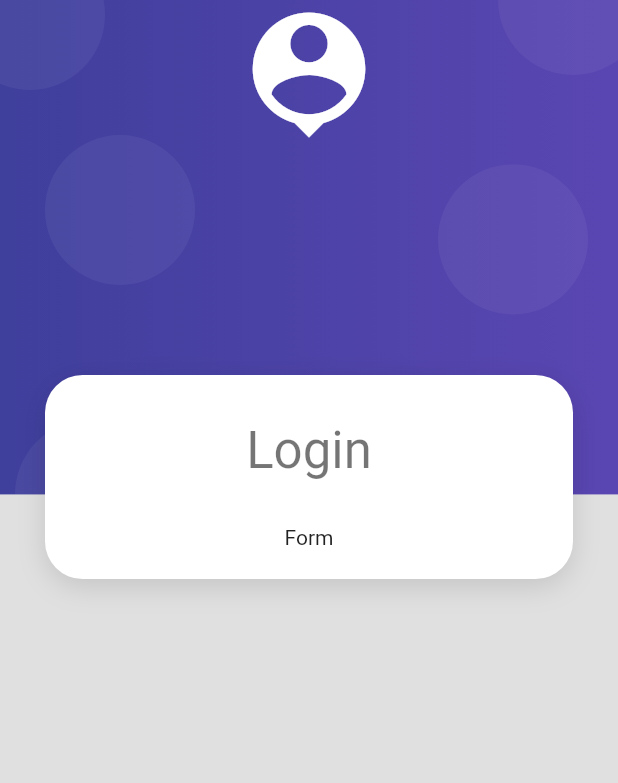
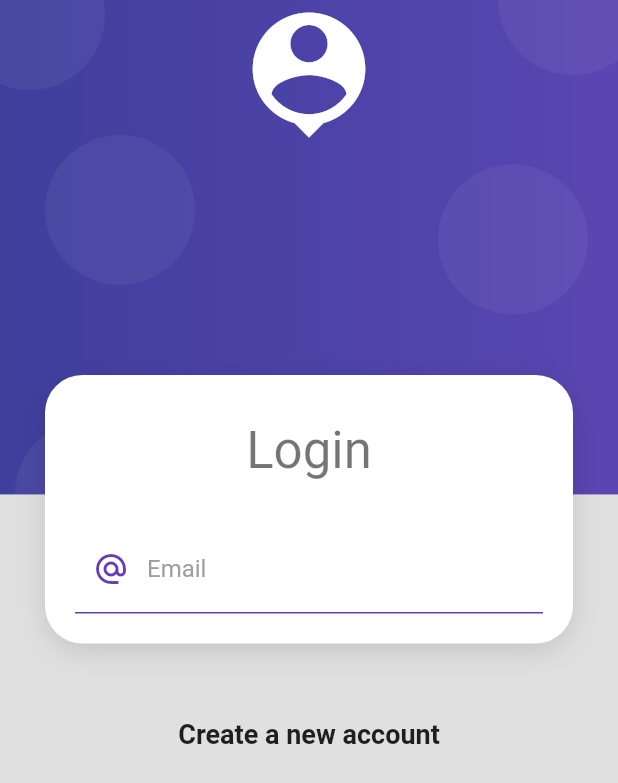
Before and after one commit to dtlucho/flutter_products, a Flutter app: the screen it shows after launch, on a phone screen of 412 x 824 dp. Shown: the top 783 px of the screen. Run offline on Flutter 3.47's test engine with Material 2 defaults, Android fonts, the phone set to English and light mode, and no system bars.

Commit message:
form layout + input style

```diff
--- a/lib/screens/login_screen.dart
+++ b/lib/screens/login_screen.dart
@@ -18,9 +18,14 @@ class LoginScreen extends StatelessWidget {
                     const SizedBox(height: 10),
                     Text("Login", style: Theme.of(context).textTheme.headline4),
                     const SizedBox(height: 30),
-                    const Text("Form"),
+                    _LoginForm(),
                   ],
                 ),
+              ),
+              const SizedBox(height: 50.0),
+              const Text(
+                "Create a new account",
+                style: TextStyle(fontSize: 18, fontWeight: FontWeight.bold),
               ),
             ],
           ),
@@ -29,3 +34,45 @@ class LoginScreen extends StatelessWidget {
     );
   }
 }
+
+class _LoginForm extends StatelessWidget {
+  const _LoginForm({Key? key}) : super(key: key);
+
+  @override
+  Widget build(BuildContext context) {
+    return Container(
+      child: Form(
+        child: Column(
+          children: [
+            TextFormField(
+              autocorrect: false,
+              keyboardType: TextInputType.emailAddress,
+              decoration: const InputDecoration(
+                enabledBorder: UnderlineInputBorder(
+                  borderSide: BorderSide(
+                    color: Colors.deepPurple,
+                  ),
+                ),
+                focusedBorder: UnderlineInputBorder(
+                  borderSide: BorderSide(
+                    color: Colors.deepPurple,
+                    width: 2,
+                  ),
+                ),
+                hintText: "john.doe@email.com",
+                labelText: "Email",
+                labelStyle: TextStyle(
+                  color: Colors.grey,
+                ),
+                prefixIcon: Icon(
+                  Icons.alternate_email_sharp,
+                  color: Colors.deepPurple,
+                ),
+              ),
+            ),
+          ],
+        ),
+      ),
+    );
+  }
+}
```
